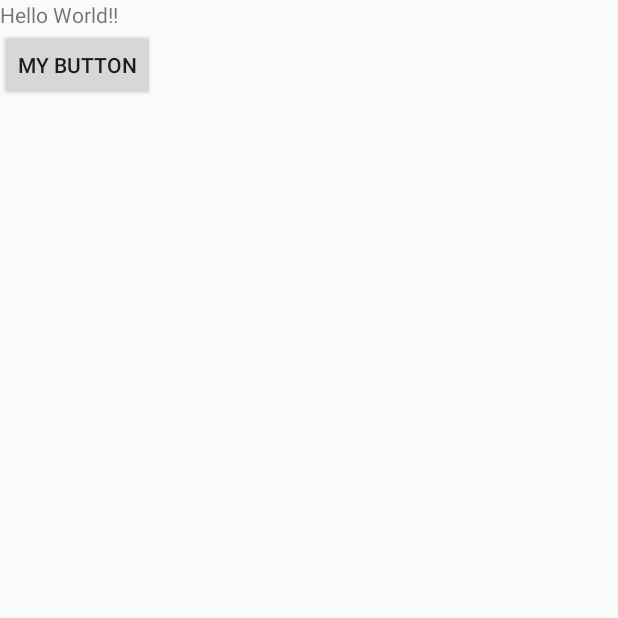
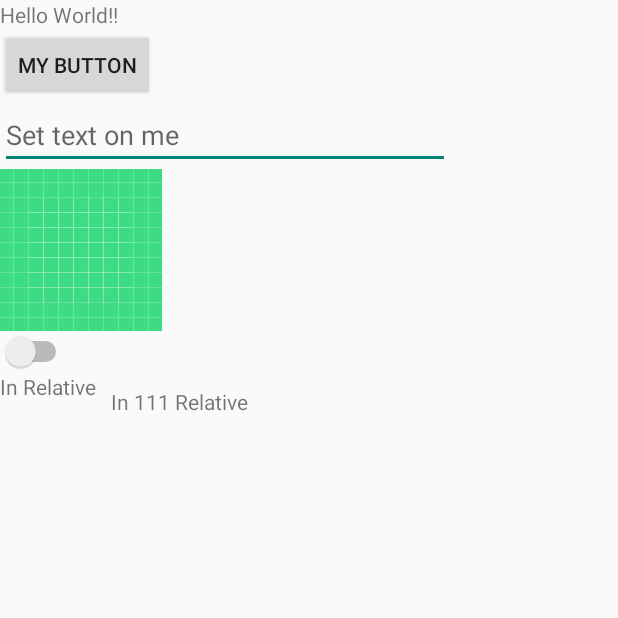
Before and after one commit to abelpujol99/DemoKotlin, an Android app built with Jetpack Compose: the screen it shows after launch (MainActivity), on a phone screen of 412 x 824 dp, the top half of it. Run offline under Robolectric (Android 15) with nearby library versions, the phone set to English and light mode, and no system bars.

Commit message:
XML Elements

```diff
--- a/app/src/main/java/com/example/demokotlin/MainActivity.kt
+++ b/app/src/main/java/com/example/demokotlin/MainActivity.kt
@@ -2,16 +2,19 @@ package com.example.demokotlin
 
 import android.os.Bundle
 import android.widget.Button
+import android.widget.EditText
 import android.widget.TextView
 import androidx.activity.ComponentActivity
 import androidx.activity.compose.setContent
-
+import androidx.core.widget.doAfterTextChanged
+import androidx.core.widget.doBeforeTextChanged
 
 
 class MainActivity : ComponentActivity() {
 
     val startText: TextView by lazy { findViewById(R.id.startScreenText) }
-    val startButton: TextView by lazy { findViewById(R.id.startScreenButton) }
+    val startButton: Button by lazy { findViewById(R.id.startScreenButton) }
+    val startEditText: EditText by lazy { findViewById(R.id.startScreenEditText) }
 
     var counter = 0
 
--- a/app/src/main/res/layout/start_screen.xml
+++ b/app/src/main/res/layout/start_screen.xml
@@ -9,13 +9,57 @@
         android:layout_width="wrap_content"
         android:layout_height="wrap_content"
         android:text="Hello World!!">
+    </TextView>
 
-    </TextView>
     <Button
         android:id="@+id/startScreenButton"
         android:layout_width="wrap_content"
         android:layout_height="wrap_content"
         android:text="My Button">
+    </Button>
 
-    </Button>
+    <EditText
+        android:id="@+id/startScreenEditText"
+        android:layout_width="wrap_content"
+        android:layout_height="wrap_content"
+        android:width="300dp"
+        android:hint="Set text on me">
+    </EditText>
+
+    <ImageView
+        android:id="@+id/startScreenImageView"
+        android:layout_width="wrap_content"
+        android:layout_height="wrap_content"
+        android:src="@drawable/ic_launcher_background">
+    </ImageView>
+
+    <Switch
+        android:layout_width="wrap_content"
+        android:layout_height="wrap_content">
+
+    </Switch>
+
+    <RelativeLayout
+        android:layout_width="wrap_content"
+        android:layout_height="wrap_content"
+        android:minWidth="400dp"
+        android:minHeight="400dp">
+
+        <TextView
+            android:id="@+id/r1"
+            android:layout_width="wrap_content"
+            android:layout_height="wrap_content"
+            android:text="In Relative">
+        </TextView>
+
+        <TextView
+            android:layout_width="wrap_content"
+            android:layout_height="wrap_content"
+            android:text="In 111 Relative"
+            android:layout_toEndOf="@+id/r1"
+            android:layout_margin="10dp">
+        </TextView>
+
+    </RelativeLayout>
+
 </LinearLayout>
```
